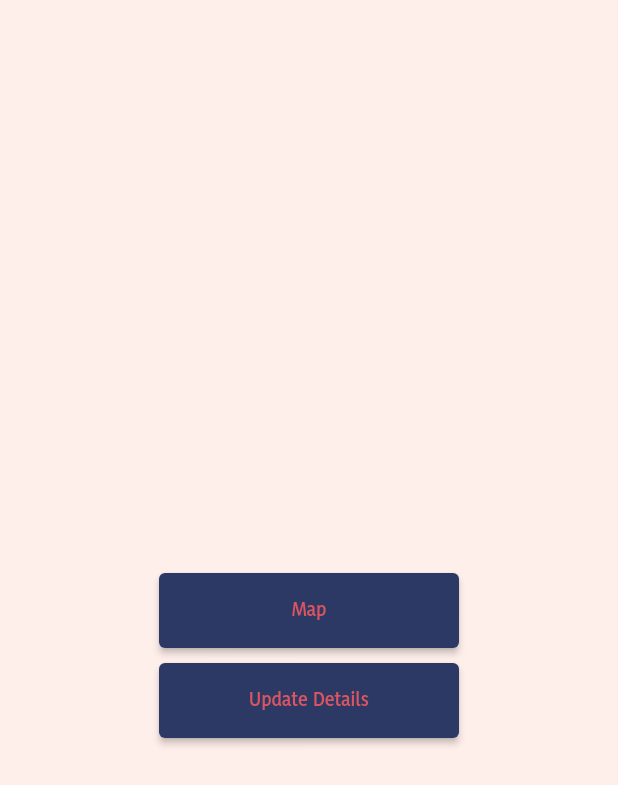
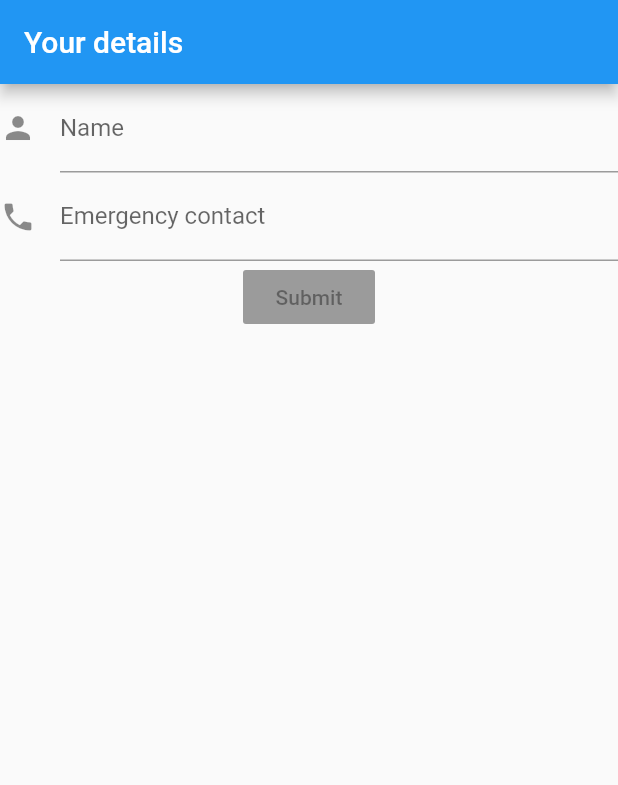
Before and after one commit to SDP-Group-1/oli, a Flutter app: the Setup screen opened by its route, after a tap on "Update Details", on a phone screen of 412 x 824 dp. Shown: the top 785 px of the screen. Run offline on Flutter 3.47's test engine with Material 2 defaults, Android fonts, the light colour scheme and no system bars; our stand-ins replace location, sensors, sqflite; missing offline and left inert: sqflite_porter; accounts and stored records are empty.

Commit message:
added the form, doesnt save details yet

```diff
--- /dev/null
+++ b/lib/details.dart
@@ -0,0 +1,56 @@
+import 'package:flutter/material.dart';
+
+class Details extends StatelessWidget {
+  @override
+  Widget build(BuildContext context) {
+    final appTitle = 'Your details';
+    return MaterialApp(
+      title: appTitle,
+      home: Scaffold(
+        appBar: AppBar(
+          title: Text(appTitle),
+        ),
+        body: DetailForm(),
+      ),
+    );
+  }
+}
+
+class DetailForm extends StatefulWidget {
+  @override
+  _DetailFormState createState() => _DetailFormState();
+}
+
+class _DetailFormState extends State<DetailForm> {
+  @override
+  Widget build(BuildContext context) {
+    return Form(
+      child: Column(
+        crossAxisAlignment: CrossAxisAlignment.start,
+        children: <Widget>[
+          TextFormField(
+            decoration: InputDecoration(
+              icon: Icon(Icons.person),
+              hintText: 'Enter your name',
+              labelText: 'Name',
+            ),
+          ),
+          TextFormField(
+            decoration: InputDecoration(
+              icon: Icon(Icons.phone),
+              hintText: 'Input emergency contact number',
+              labelText: 'Emergency contact',
+            ),
+          ),
+          Center(
+            child: Container(
+              child: RaisedButton(
+                child: Text('Submit'),
+                  onPressed: null)
+            )
+          )
+        ],
+      )
+    );
+  }
+}
--- a/lib/main.dart
+++ b/lib/main.dart
@@ -8,6 +8,7 @@
 import 'package:flutter/material.dart';
 import 'package:oli/setup.dart';
 import 'call.dart';
+import 'details.dart';
 import 'home.dart';
 import 'background.dart';
 import 'postFall.dart';
@@ -26,6 +27,7 @@ class MyApp extends StatelessWidget {
         '/background': (context) => BackgroundSensors(),
         '/call': (context) => Call(),
         '/setup': (context) => Setup(),
+        '/setup/details': (context) => Details(),
         '/hasFallen': (context) => PostFallTrue(),
         '/hasNotFallen': (context) => PostFallFalse()
       },
--- a/lib/setup.dart
+++ b/lib/setup.dart
@@ -32,6 +32,7 @@ class Setup extends StatelessWidget {
                             height: 50,
                             child: ElevatedButton(
                               onPressed: () {
+                                Navigator.pushNamed(context, '/setup/details');
                               },
                               child: Text('Update Details',
                                   style: TextStyle(
```
Also changed, not shown: 1 other file.
